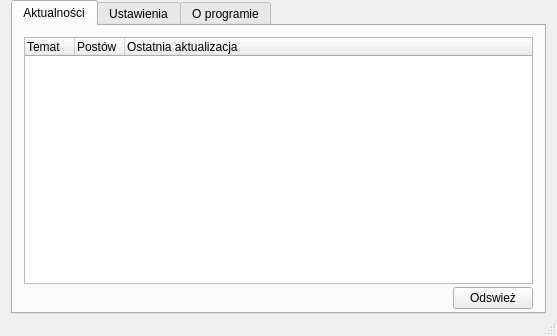
poxip/qcodedesk, file ui/mainwindow.ui: the form before one commit.
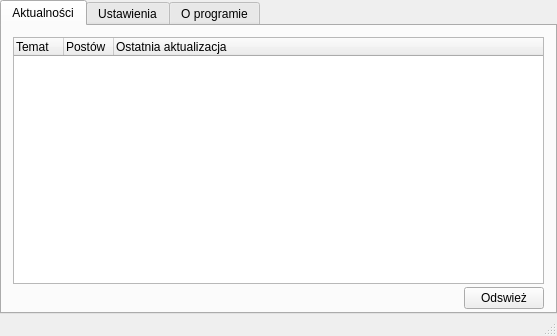
The form after the commit. Icons and pictures are not drawn.

Commit message: Remove awful side margins

```diff
--- a/ui/mainwindow.ui
+++ b/ui/mainwindow.ui
@@ -19,9 +19,15 @@
   </property>
   <widget class="QWidget" name="centralWidget">
    <layout class="QGridLayout" name="gridLayout">
+    <property name="leftMargin">
+     <number>0</number>
+    </property>
     <property name="topMargin">
      <number>0</number>
     </property>
+    <property name="rightMargin">
+     <number>0</number>
+    </property>
     <property name="bottomMargin">
      <number>0</number>
     </property>
```
